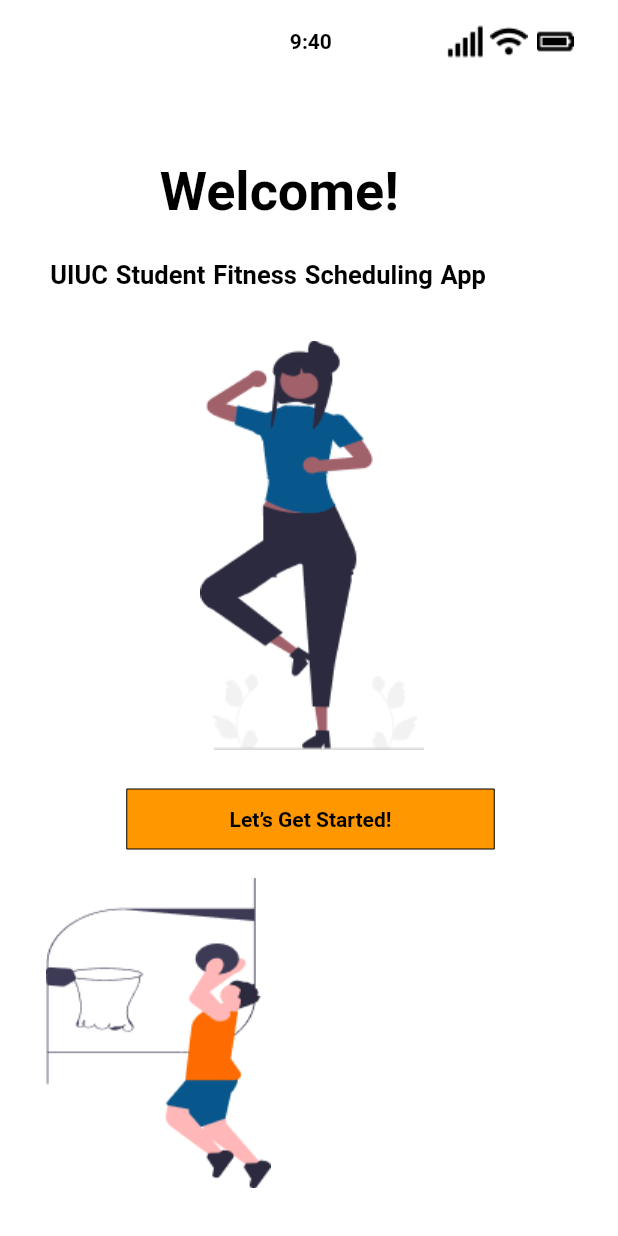
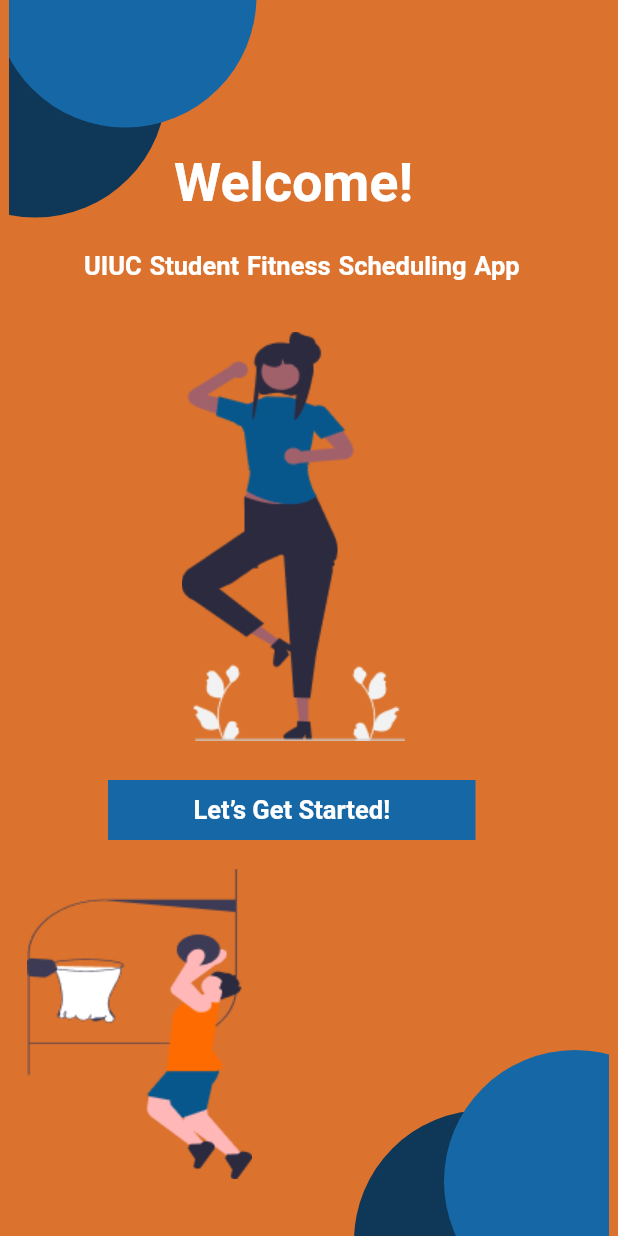
Before and after one commit to SatyamS17/ufit, a Flutter app: the welcomePage_screen_1 screen opened directly, on a phone screen of 412 x 824 dp. Run offline on Flutter 3.47's test engine with Material 2 defaults, Android fonts, the phone set to English and light mode, and no system bars; our stand-ins replace syncfusion_flutter_calendar, table_calendar.

Commit message:
Fixed colors and added functionality to button

```diff
--- a/lib/welcomePage_screen_1.dart
+++ b/lib/welcomePage_screen_1.dart
@@ -1,4 +1,5 @@
 import 'package:flutter/material.dart';
+import 'package:ufit/registrationScreen_screen_3.dart';
 import '../../ui/export.dart';
 
 class welcomePage_screen_1 extends StatefulWidget {
@@ -18,7 +19,7 @@ class _welcomePage_screen_1State extends State<welcomePage_screen_1> {
     double heightScale = height / 812;
 
     return Scaffold(
-      backgroundColor: Colors.white,
+      backgroundColor: Color.fromARGB(255, 219, 114, 45),
       body: SizedBox(
         width: width,
         height: height,
@@ -29,45 +30,37 @@ class _welcomePage_screen_1State extends State<welcomePage_screen_1> {
             SingleChildScrollView(
               scrollDirection: Axis.vertical,
               child: Stack(children: [
-                const SizedBox(height: 812, width: 375),
+                const SizedBox(height: 830, width: 400),
 //-- Component cornerShape_Container_8 --//
                 Positioned(
-                  left: 0,
-                  top: 0,
+                  left: -70,
+                  top: -30,
                   child: Container(
-                    width: 222,
-                    height: 226,
+                    width: 175,
+                    height: 175,
                     decoration: BoxDecoration(
-                      borderRadius: BorderRadius.circular(0),
+                      color: Color.fromARGB(255, 15, 55, 88),
+                      shape: BoxShape.circle,
                     ),
                     child: Stack(
                         alignment: Alignment.center,
                         clipBehavior: Clip.none,
                         children: [
-//-- Component Ellipse_Container_9 --//
+//-- Component Ellipse_Container_62 --//
                           Positioned(
+                            left: 60,
+                            top: -60,
                             child: Container(
-                              width: 159 * widthScale,
-                              height: 171 * heightScale,
+                              width: 175,
+                              height: 175,
                               decoration: BoxDecoration(
-                                borderRadius: BorderRadius.circular(0),
+                                color: Color.fromRGBO(21, 104, 165, 1),
+                                shape: BoxShape.circle,
                               ),
                             ),
                           ),
 
-//-- End Ellipse_Container_9 --//
-//-- Component Ellipse_Container_10 --//
-                          Positioned(
-                            child: Container(
-                              width: 159 * widthScale,
-                              height: 171 * heightScale,
-                              decoration: BoxDecoration(
-                                borderRadius: BorderRadius.circular(0),
-                              ),
-                            ),
-                          ),
-
-//-- End Ellipse_Container_10 --//
+//-- End Ellipse_Container_63 --//
                         ]),
                   ),
                 ),
@@ -84,31 +77,30 @@ class _welcomePage_screen_1State extends State<welcomePage_screen_1> {
                         "assets/undrawbasketballrefsbx_ImageView_11-150x207.png"),
                   ),
                 ),
-//-- End undrawbasketballrefsbx_ImageView_11 --//
-//-- Component Ellipse_Container_12 --//
                 Positioned(
-                  left: 211,
-                  top: 708,
+                  left: 230,
+                  top: 740,
                   child: Container(
-
-                    width: 159,
-                    height: 171,
+                    width: 175,
+                    height: 175,
                     decoration: BoxDecoration(
-                      borderRadius: BorderRadius.circular(0),
+                      color: Color.fromARGB(255, 15, 55, 88),
+                      shape: BoxShape.circle,
                     ),
                   ),
                 ),
 
-//-- End Ellipse_Container_12 --//
-//-- Component Ellipse_Container_13 --//
+//-- End Ellipse_Container_64 --//
+//-- Component Ellipse_Container_65 --//
                 Positioned(
-                  left: 272,
-                  top: 668,
+                  left: 290,
+                  top: 700,
                   child: Container(
-                    width: 159,
-                    height: 171,
+                    width: 175,
+                    height: 175,
                     decoration: BoxDecoration(
-                      borderRadius: BorderRadius.circular(0),
+                      color: Color.fromRGBO(21, 104, 165, 1),
+                      shape: BoxShape.circle,
                     ),
                   ),
                 ),
@@ -147,8 +139,8 @@ class _welcomePage_screen_1State extends State<welcomePage_screen_1> {
                             child: SizedBox(
                               width: 25 * widthScale,
                               height: 25 * heightScale,
-                              child: Image.asset(
-                                  "assets/signal_ImageView_16-25x25.png"),
+                              // child: Image.asset(
+                              //     "assets/signal_ImageView_16-25x25.png"),
                             ),
                           ),
 //-- End signal_ImageView_16 --//
@@ -159,8 +151,8 @@ class _welcomePage_screen_1State extends State<welcomePage_screen_1> {
                             child: SizedBox(
                               width: 25 * widthScale,
                               height: 25 * heightScale,
-                              child: Image.asset(
-                                  "assets/wifi_ImageView_17-25x25.png"),
+                              // child: Image.asset(
+                              //     "assets/wifi_ImageView_17-25x25.png"),
                             ),
                           ),
 //-- End wifi_ImageView_17 --//
@@ -171,23 +163,13 @@ class _welcomePage_screen_1State extends State<welcomePage_screen_1> {
                             child: SizedBox(
                               width: 25 * widthScale,
                               height: 25 * heightScale,
-                              child: Image.asset(
-                                  "assets/batteryfull_ImageView_18-25x25.png"),
+                              // child: Image.asset(
+                              //     "assets/batteryfull_ImageView_18-25x25.png"),
                             ),
                           ),
 //-- End batteryfull_ImageView_18 --//
 //-- Component _TextView_19 --//
-                          const Positioned(
-                              child: Text(
-                            "9:40 ",
-                            overflow: TextOverflow.visible,
-                            textAlign: TextAlign.left,
-                            style: TextStyle(
-                                fontSize: 14,
-                                fontWeight: FontWeight.w700,
-                                color: Colors.black,
-                                wordSpacing: 1.0),
-                          )),
+
 //-- End _TextView_19 --//
                         ]),
                   ),
@@ -196,7 +178,7 @@ class _welcomePage_screen_1State extends State<welcomePage_screen_1> {
 //-- End TopPageComponents_Container_15 --//
 //-- Component UIUCStudentFitnessSchedulingApp_TextView_20 --//
                 const Positioned(
-                    left: 15,
+                    left: 50,
                     top: 167,
                     child: Text(
                       "UIUC Student Fitness Scheduling App ",
@@ -205,13 +187,13 @@ class _welcomePage_screen_1State extends State<welcomePage_screen_1> {
                       style: TextStyle(
                           fontSize: 17,
                           fontWeight: FontWeight.w700,
-                          color: FvColors.black,
+                          color: Colors.white,
                           wordSpacing: 1.0),
                     )),
 //-- End UIUCStudentFitnessSchedulingApp_TextView_20 --//
 //-- Component Welcome_TextView_21 --//
                 const Positioned(
-                    left: 88,
+                    left: 110,
                     top: 101,
                     child: Text(
                       "Welcome!",
@@ -220,8 +202,8 @@ class _welcomePage_screen_1State extends State<welcomePage_screen_1> {
                       style: TextStyle(
                           fontSize: 36,
                           fontWeight: FontWeight.w700,
-                          color: FvColors.black,
-                          wordSpacing: 1.0),
+                          color: Colors.white,
+                          wordSpacing: 2.0),
                     )),
 //-- End Welcome_TextView_21 --//
 //-- Component ButtonNext_Button_22 --//
@@ -235,22 +217,28 @@ class _welcomePage_screen_1State extends State<welcomePage_screen_1> {
                           child: const Text('Let’s Get Started!',
                               overflow: TextOverflow.visible,
                               style: TextStyle(
-                                color: FvColors.black,
-                                fontSize: 14,
+                                color: Colors.white,
+                                fontSize: 17,
                                 fontWeight: FontWeight.w700,
                               )),
                           style: TextButton.styleFrom(
                             padding: EdgeInsets.zero,
-                            backgroundColor: Colors.orange,
+                            backgroundColor: Color.fromRGBO(21, 104, 165, 1),
                             shape: RoundedRectangleBorder(
                               borderRadius: BorderRadius.circular(0),
                               side: const BorderSide(
                                 width: 0,
-                                color: Colors.black,
+                                color: Colors.transparent,
                               ),
                             ),
                           ),
-                          onPressed: () {},
+                          onPressed: () {
+                            Navigator.push(
+                                context,
+                                MaterialPageRoute(
+                                    builder: (context) =>
+                                        registrationScreen_screen_3()));
+                          },
                         ))),
 //-- End ButtonNext_Button_22 --//
               ]),
```
